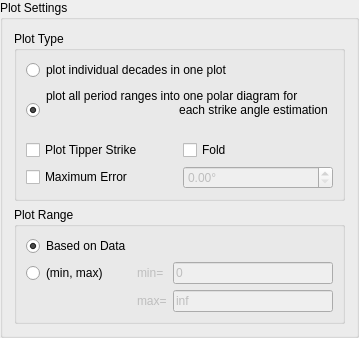
Old version of the form mtpy/gui/SmartMT/ui_asset/groupbox_plot_control_strike.ui in the repository MTgeophysics/mtpy.
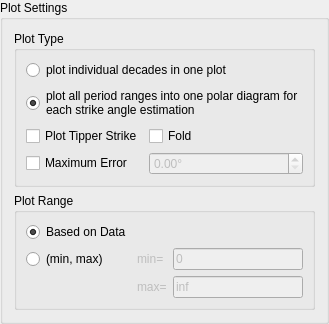
New version of the form.

Patch:
```diff
--- a/mtpy/gui/SmartMT/ui_asset/groupbox_plot_control_strike.ui
+++ b/mtpy/gui/SmartMT/ui_asset/groupbox_plot_control_strike.ui
@@ -6,12 +6,12 @@
             <rect>
                 <x>0</x>
                 <y>0</y>
-                <width>316</width>
-                <height>289</height>
+    <width>306</width>
+    <height>276</height>
             </rect>
         </property>
         <property name="sizePolicy">
-            <sizepolicy hsizetype="Preferred" vsizetype="Fixed">
+   <sizepolicy hsizetype="Minimum" vsizetype="Fixed">
                 <horstretch>0</horstretch>
                 <verstretch>0</verstretch>
             </sizepolicy>
@@ -55,8 +55,7 @@
                             <widget class="QRadioButton" name="radioButton_type_2">
                                 <property name="text">
                                     <string>plot all period ranges into one polar diagram for
-                                        each strike angle estimation
-                                    </string>
+each strike angle estimation</string>
                                 </property>
                                 <property name="checked">
                                     <bool>true</bool>
@@ -88,6 +87,12 @@
                                 <property name="enabled">
                                     <bool>false</bool>
                                 </property>
+        <property name="sizePolicy">
+         <sizepolicy hsizetype="Expanding" vsizetype="Fixed">
+          <horstretch>0</horstretch>
+          <verstretch>0</verstretch>
+         </sizepolicy>
+        </property>
                                 <property name="toolTip">
                                     <string>&lt;html&gt;&lt;head/&gt;&lt;body&gt;&lt;p&gt;Maximum error in degrees that
                                         is allowed to estimate strike. if not checked/provided, all estimates are
```
Lines whose indentation alone changed are shown as unchanged.
